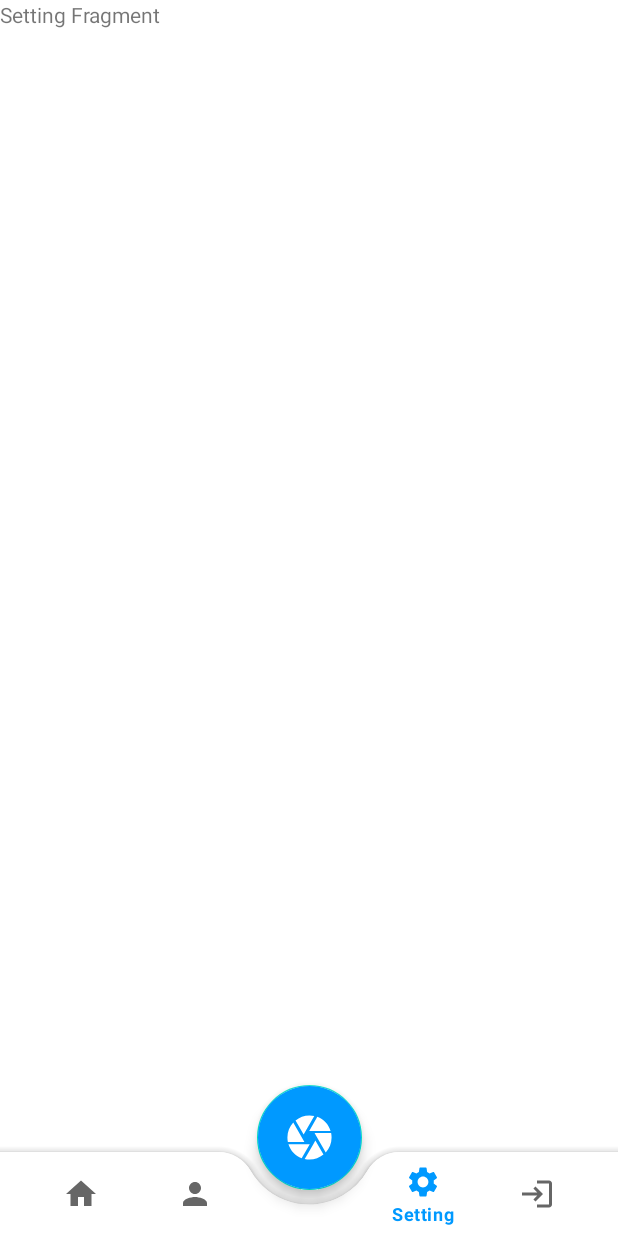
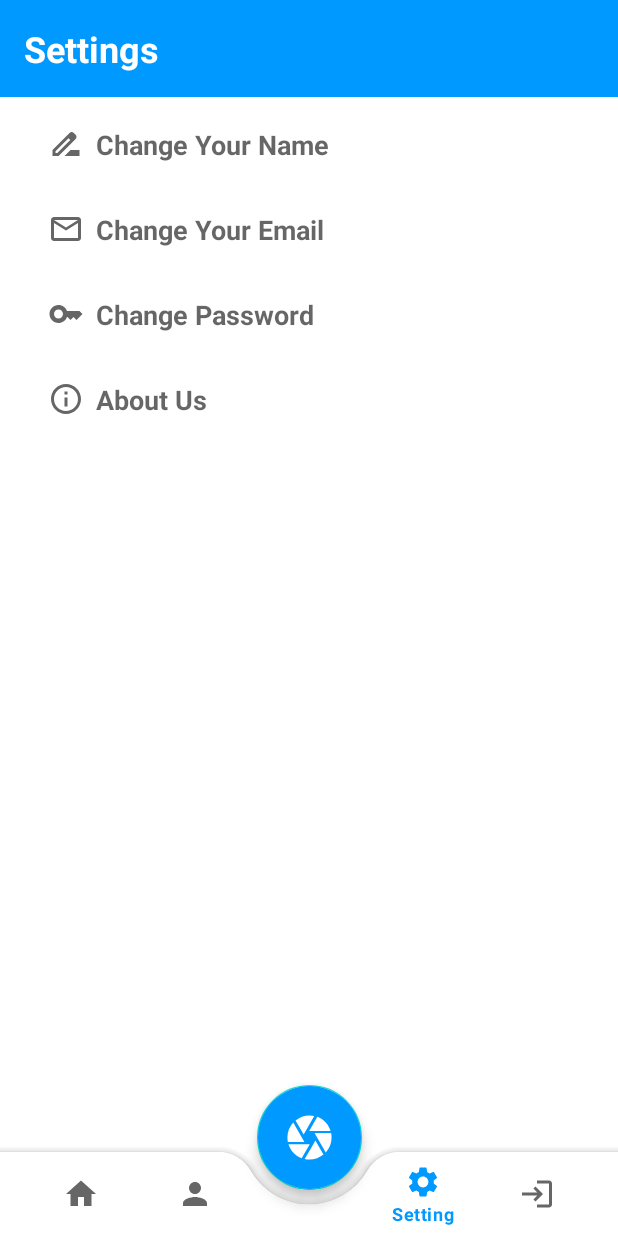
Before and after one commit to mrh275/SiBisa, an Android app: the screen it shows after launch (MainActivity), item 4 of the bottom bar chosen, on a phone screen of 412 x 824 dp. Run offline under Robolectric (Android 15) with nearby library versions, the phone set to English and light mode, and no system bars; 5 statements that could not run were skipped.

Commit message:
modified settings fragment layout

```diff
--- a/app/src/main/res/layout/fragment_setting.xml
+++ b/app/src/main/res/layout/fragment_setting.xml
@@ -3,12 +3,106 @@
     xmlns:tools="http://schemas.android.com/tools"
     android:layout_width="match_parent"
     android:layout_height="match_parent"
+    xmlns:app="http://schemas.android.com/apk/res-auto"
     tools:context=".ui.home.fragment.SettingFragment">
 
-    <!-- TODO: Update blank fragment layout -->
-    <TextView
+    <androidx.constraintlayout.widget.ConstraintLayout
         android:layout_width="match_parent"
-        android:layout_height="match_parent"
-        android:text="Setting Fragment" />
+        android:layout_height="wrap_content"
+        android:background="@color/blue_500"
+        android:padding="16dp">
+
+        <TextView
+            android:layout_width="match_parent"
+            android:layout_height="wrap_content"
+            android:text="@string/settings"
+            android:textSize="24sp"
+            android:textStyle="bold"
+            android:textColor="@color/white"
+            app:layout_constraintTop_toTopOf="parent"
+            app:layout_constraintStart_toStartOf="parent"/>
+    </androidx.constraintlayout.widget.ConstraintLayout>
+
+    <androidx.constraintlayout.widget.ConstraintLayout
+        android:layout_width="match_parent"
+        android:layout_height="wrap_content"
+        android:paddingTop="68dp">
+
+        <TextView
+            android:id="@+id/settingChangeName"
+            android:layout_width="match_parent"
+            android:layout_height="wrap_content"
+            android:text="@string/change_your_name"
+            android:paddingVertical="16dp"
+            android:textSize="18sp"
+            android:textStyle="bold"
+            android:textColor="?android:textColorSecondary"
+            android:paddingHorizontal="16dp"
+            android:layout_marginHorizontal="16dp"
+            android:layout_marginBottom="16dp"
+            android:drawablePadding="8dp"
+            app:drawableStartCompat="@drawable/icon_name"
+            app:drawableTint="?android:textColorSecondary"
+            app:layout_constraintTop_toTopOf="parent"
+            app:layout_constraintStart_toStartOf="parent"
+            app:layout_constraintEnd_toEndOf="parent"/>
+
+        <TextView
+            android:id="@+id/settingChangeEmail"
+            android:layout_width="match_parent"
+            android:layout_height="wrap_content"
+            android:text="@string/change_your_email"
+            android:paddingVertical="16dp"
+            android:textSize="18sp"
+            android:textStyle="bold"
+            android:textColor="?android:textColorSecondary"
+            android:paddingHorizontal="16dp"
+            android:layout_marginHorizontal="16dp"
+            android:layout_marginBottom="16dp"
+            android:drawablePadding="8dp"
+            app:drawableStartCompat="@drawable/outline_email_24"
+            app:drawableTint="?android:textColorSecondary"
+            app:layout_constraintTop_toBottomOf="@+id/settingChangeName"
+            app:layout_constraintStart_toStartOf="parent"
+            app:layout_constraintEnd_toEndOf="parent"/>
+
+        <TextView
+            android:id="@+id/settingChangePassword"
+            android:layout_width="match_parent"
+            android:layout_height="wrap_content"
+            android:text="@string/change_password"
+            android:paddingVertical="16dp"
+            android:textSize="18sp"
+            android:textStyle="bold"
+            android:textColor="?android:textColorSecondary"
+            android:paddingHorizontal="16dp"
+            android:layout_marginHorizontal="16dp"
+            android:layout_marginBottom="16dp"
+            android:drawablePadding="8dp"
+            app:drawableStartCompat="@drawable/key_password"
+            app:drawableTint="?android:textColorSecondary"
+            app:layout_constraintTop_toBottomOf="@id/settingChangeEmail"
+            app:layout_constraintStart_toStartOf="parent"
+            app:layout_constraintEnd_toEndOf="parent"/>
+
+        <TextView
+            android:id="@+id/settingAbout"
+            android:layout_width="match_parent"
+            android:layout_height="wrap_content"
+            android:text="@string/about_us"
+            android:paddingVertical="16dp"
+            android:textSize="18sp"
+            android:textStyle="bold"
+            android:textColor="?android:textColorSecondary"
+            android:paddingHorizontal="16dp"
+            android:layout_marginHorizontal="16dp"
+            android:layout_marginBottom="16dp"
+            android:drawablePadding="8dp"
+            app:drawableStartCompat="@drawable/outline_about_info"
+            app:drawableTint="?android:textColorSecondary"
+            app:layout_constraintTop_toBottomOf="@+id/settingChangePassword"
+            app:layout_constraintStart_toStartOf="parent"
+            app:layout_constraintEnd_toEndOf="parent"/>
+    </androidx.constraintlayout.widget.ConstraintLayout>
 
 </FrameLayout>
```
